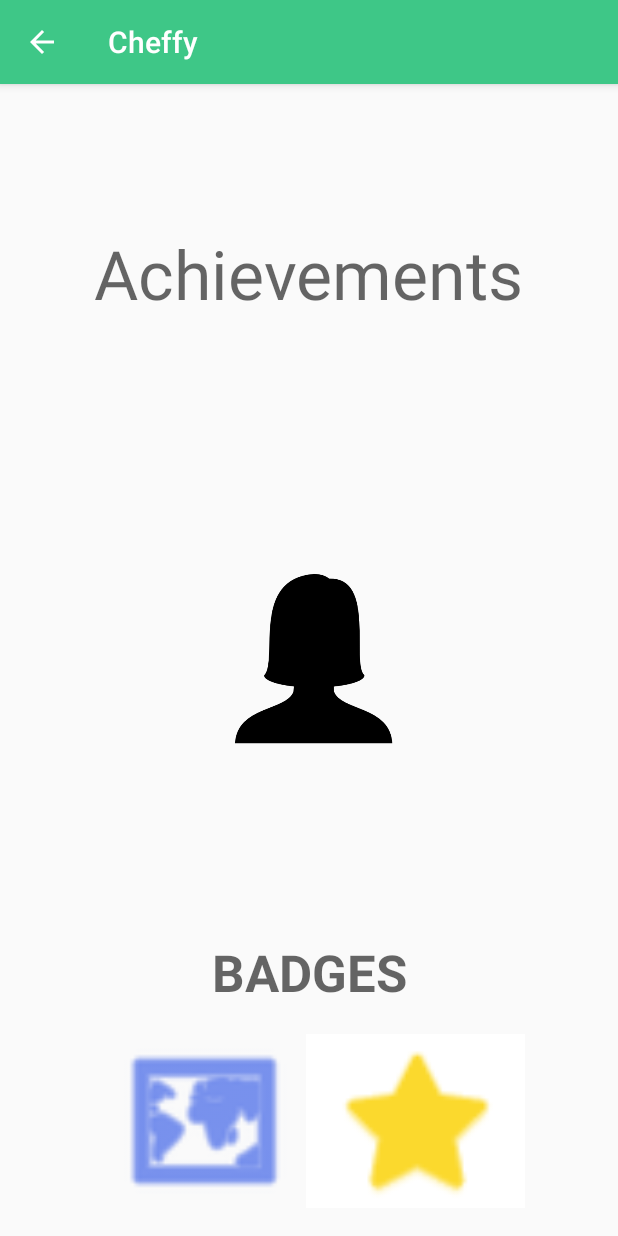
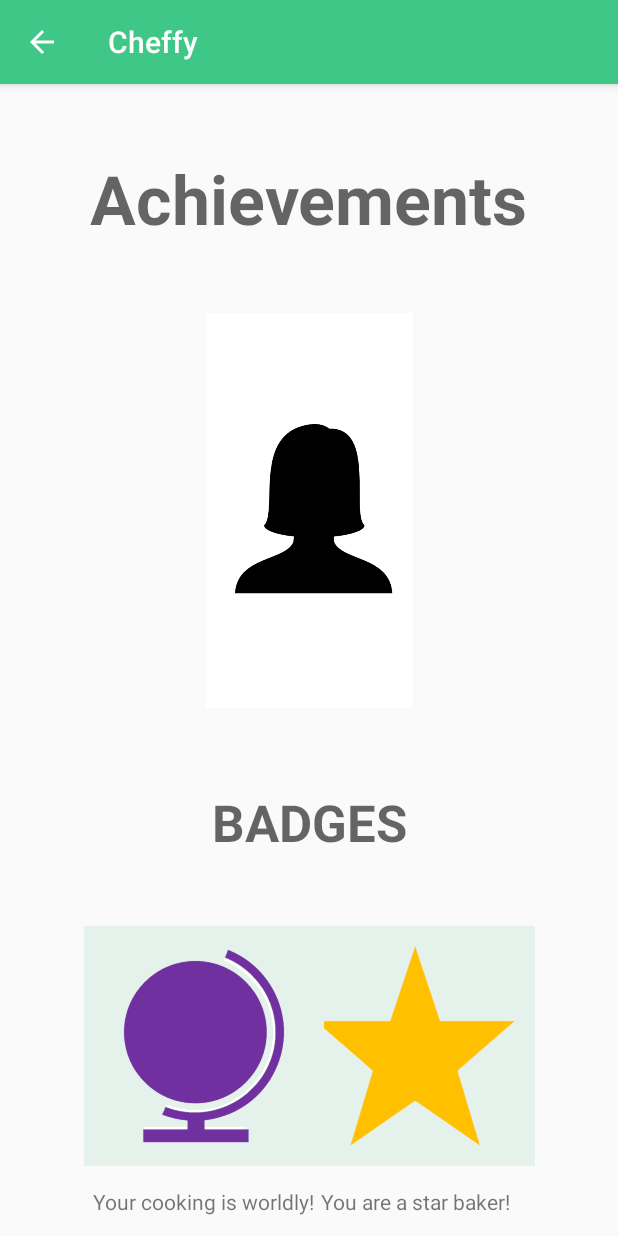
Before and after one commit to EmmaStyles/Cheffy, an Android app: the AchievementsActivity screen opened directly, with no data from a screen before it, on a phone screen of 412 x 824 dp. Run offline under Robolectric (Android 15) with nearby library versions, the phone set to English and light mode, and no system bars.

Commit message:
Badges fixed

```diff
--- a/app/src/main/res/layout/activity_achievements.xml
+++ b/app/src/main/res/layout/activity_achievements.xml
@@ -10,6 +10,8 @@
         android:id="@+id/ivWoman"
         android:layout_width="138dp"
         android:layout_height="263dp"
+        android:layout_marginBottom="200dp"
+        android:background="#FFFFFF"
         app:layout_constraintBottom_toBottomOf="parent"
         app:layout_constraintEnd_toEndOf="parent"
         app:layout_constraintStart_toStartOf="parent"
@@ -22,6 +24,7 @@
         android:layout_height="wrap_content"
         android:text="Achievements"
         android:textAppearance="@style/TextAppearance.AppCompat.Display2"
+        android:textStyle="bold"
         app:layout_constraintBottom_toTopOf="@+id/ivWoman"
         app:layout_constraintEnd_toEndOf="parent"
         app:layout_constraintStart_toStartOf="parent"
@@ -31,7 +34,7 @@
         android:id="@+id/tvBadgeLabel"
         android:layout_width="wrap_content"
         android:layout_height="wrap_content"
-        android:layout_marginBottom="100dp"
+        android:layout_marginBottom="200dp"
         android:text="BADGES"
         android:textAppearance="@style/TextAppearance.AppCompat.Display1"
         android:textStyle="bold"
@@ -41,26 +44,45 @@
         app:layout_constraintTop_toBottomOf="@+id/ivWoman" />
 
     <ImageView
-        android:id="@+id/ivWorld"
-        android:layout_width="146dp"
-        android:layout_height="116dp"
-        android:src="@android:drawable/ic_menu_mapmode"
-        android:tint="#214BE4"
+        android:id="@+id/ivStar"
+        android:layout_width="160dp"
+        android:layout_height="160dp"
+        android:background="#E5F1EB"
+        android:src="@drawable/star_icon_transparent"
+        app:layout_constraintBottom_toBottomOf="parent"
+        app:layout_constraintEnd_toEndOf="parent"
+        app:layout_constraintStart_toStartOf="@+id/tvBadgeLabel"
+        app:layout_constraintTop_toBottomOf="@+id/tvBadgeLabel" />
+
+    <ImageView
+        android:id="@+id/imageView2"
+        android:layout_width="160dp"
+        android:layout_height="160dp"
+        android:background="#E5F1EB"
+        android:src="@drawable/world_icon_transparent"
         app:layout_constraintBottom_toBottomOf="parent"
         app:layout_constraintEnd_toEndOf="@+id/tvBadgeLabel"
         app:layout_constraintStart_toStartOf="parent"
         app:layout_constraintTop_toBottomOf="@+id/tvBadgeLabel" />
 
-    <ImageView
-        android:id="@+id/ivStar"
-        android:layout_width="146dp"
-        android:layout_height="116dp"
-        android:background="#FFFFFF"
-        android:src="@android:drawable/btn_star"
-        android:tint="#FBD92D"
+    <TextView
+        android:id="@+id/tvWorld"
+        android:layout_width="wrap_content"
+        android:layout_height="wrap_content"
+        android:text="Your cooking is worldly!"
         app:layout_constraintBottom_toBottomOf="parent"
-        app:layout_constraintEnd_toEndOf="parent"
-        app:layout_constraintStart_toStartOf="@+id/tvBadgeLabel"
-        app:layout_constraintTop_toBottomOf="@+id/tvBadgeLabel" />
+        app:layout_constraintEnd_toEndOf="@+id/imageView2"
+        app:layout_constraintStart_toStartOf="@+id/imageView2"
+        app:layout_constraintTop_toBottomOf="@+id/imageView2" />
+
+    <TextView
+        android:id="@+id/tvStar"
+        android:layout_width="wrap_content"
+        android:layout_height="wrap_content"
+        android:text="You are a star baker!"
+        app:layout_constraintBottom_toBottomOf="parent"
+        app:layout_constraintEnd_toEndOf="@+id/ivStar"
+        app:layout_constraintStart_toStartOf="@+id/ivStar"
+        app:layout_constraintTop_toBottomOf="@+id/ivStar" />
 
 </androidx.constraintlayout.widget.ConstraintLayout>
```
Also changed, not shown: app/src/main/res/drawable/star_icon_transparent.png (added), app/src/main/res/drawable/world_icon_transparent.png (added).
